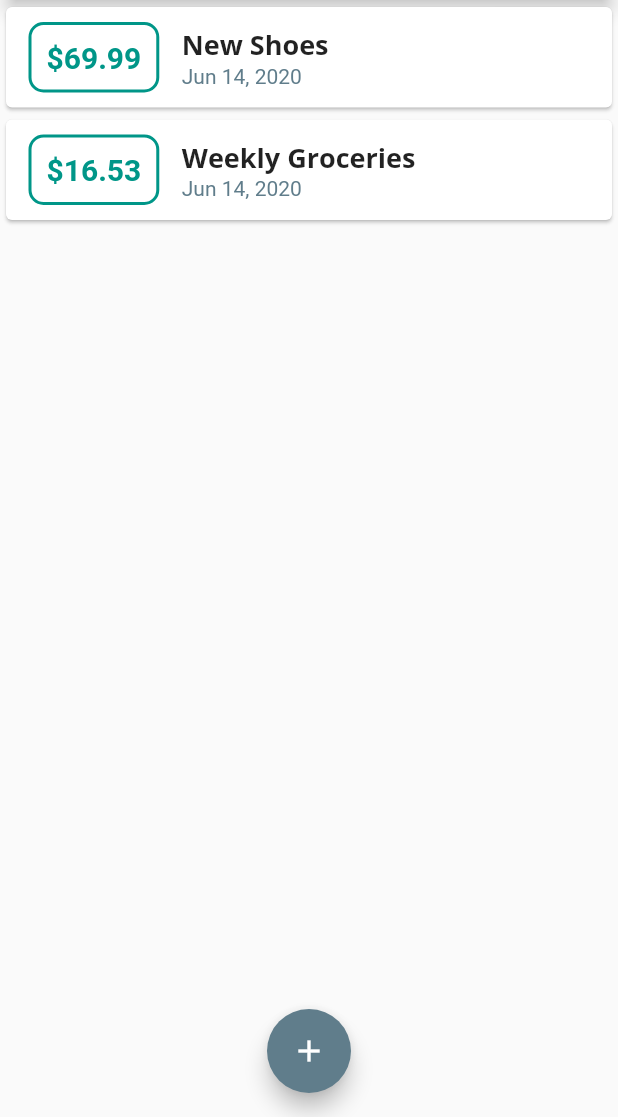
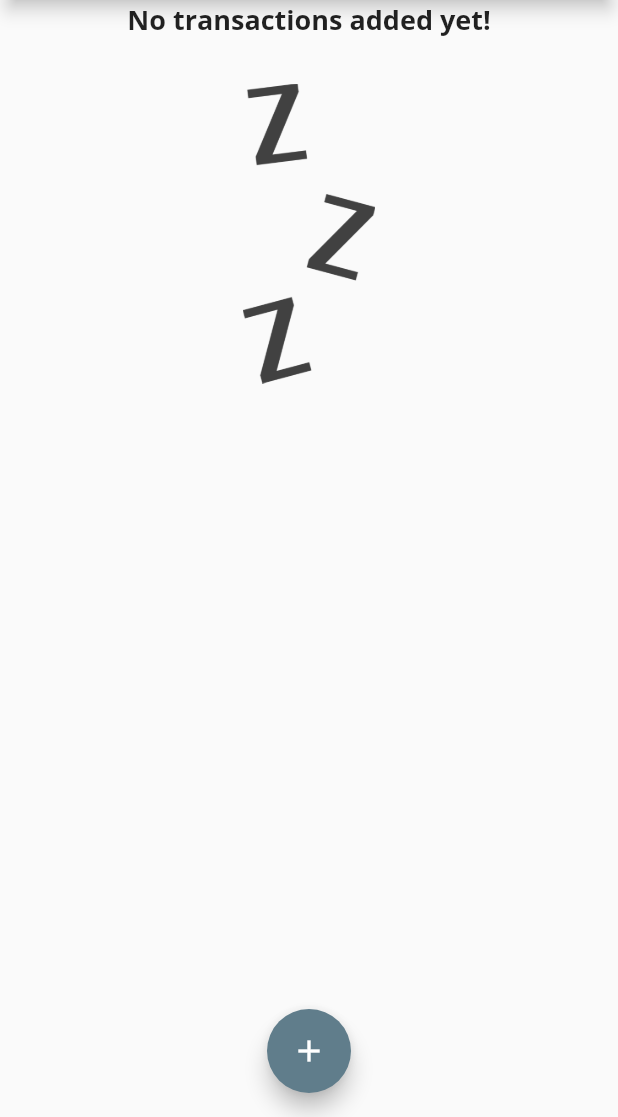
Before and after one commit to giacomoferlaino/flutter-expense-planner, a Flutter app: the screen it shows after launch, on a phone screen of 412 x 824 dp, the part 119-1236 px from its top. Run offline on Flutter 3.47's test engine with Material 2 defaults, Android fonts, the phone set to English and light mode, and no system bars.

Commit message:
feat: Added image in case of an empty transactions list

```diff
--- a/lib/main.dart
+++ b/lib/main.dart
@@ -51,20 +51,7 @@ class MyHomePage extends StatefulWidget {
 }
 
 class _MyHomePageState extends State<MyHomePage> {
-  final List<Transaction> _transactions = [
-    Transaction(
-      id: 't1',
-      title: 'New Shoes',
-      amount: 69.99,
-      date: DateTime.now(),
-    ),
-    Transaction(
-      id: 't1',
-      title: 'Weekly Groceries',
-      amount: 16.53,
-      date: DateTime.now(),
-    ),
-  ];
+  final List<Transaction> _transactions = [];
 
   void addTransaction(Transaction newTransaction) {
     setState(() {
--- a/lib/widgets/transaction_list.dart
+++ b/lib/widgets/transaction_list.dart
@@ -12,7 +12,26 @@ class TransactionList extends StatelessWidget {
   Widget build(BuildContext context) {
     return Container(
       height: 300,
-      child: ListView.builder(
+      child: _transactions.isEmpty
+          ? Column(
+              children: <Widget>[
+                Text(
+                  'No transactions added yet!',
+                  style: Theme.of(context).textTheme.headline6,
+                ),
+                SizedBox(
+                  height: 30,
+                ),
+                Container(
+                  height: 200,
+                  child: Image.asset(
+                    'assets/images/waiting.png',
+                    fit: BoxFit.cover,
+                  ),
+                ),
+              ],
+            )
+          : ListView.builder(
               itemBuilder: (context, index) {
                 return Card(
                   child: Row(
@@ -46,7 +65,8 @@ class TransactionList extends StatelessWidget {
                             style: Theme.of(context).textTheme.headline6,
                           ),
                           Text(
-                      DateFormat.yMMMd().format(_transactions[index].date),
+                            DateFormat.yMMMd()
+                                .format(_transactions[index].date),
                             style: TextStyle(
                               color: Theme.of(context).accentColor,
                             ),
--- a/pubspec.yaml
+++ b/pubspec.yaml
@@ -43,8 +43,8 @@ flutter:
   # the material Icons class.
   uses-material-design: true
   # To add assets to your application, add an assets section, like this:
-  # assets:
-  #   - images/a_dot_burr.jpeg
+  assets:
+    - assets/images/waiting.png
   #   - images/a_dot_ham.jpeg
   # An image asset can refer to one or more resolution-specific "variants", see
   # https://flutter.dev/assets-and-images/#resolution-aware.
```
Also changed, not shown: assets/images/waiting.png (added). Lines whose indentation alone changed are shown as unchanged.
